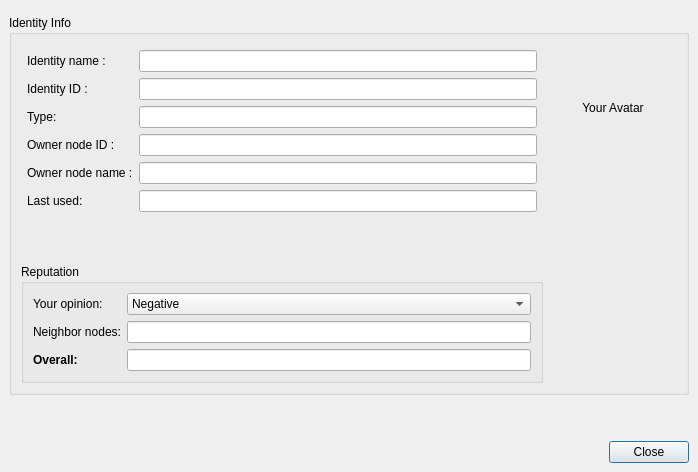
Before: the Qt Designer form retroshare-gui/src/gui/Identity/IdDetailsDialog.ui in RetroShare/RetroShare, drawn with Qt 5.
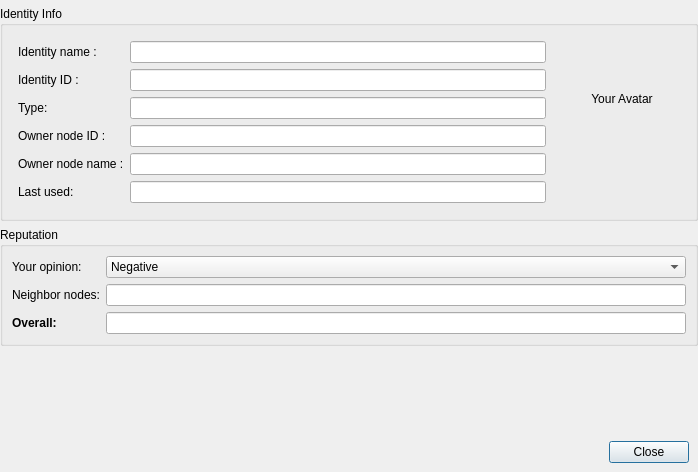
After: the same form once the commit is applied. Icons and pictures are not drawn. Custom widgets are drawn as their Qt base class.

What changed in the file:
```diff
--- a/retroshare-gui/src/gui/Identity/IdDetailsDialog.ui
+++ b/retroshare-gui/src/gui/Identity/IdDetailsDialog.ui
@@ -17,7 +17,7 @@
    <iconset resource="../images.qrc">
     <normaloff>:/images/logo/logo_32.png</normaloff>:/images/logo/logo_32.png</iconset>
   </property>
-  <layout class="QGridLayout" name="gridLayout_4">
+  <layout class="QGridLayout">
    <property name="margin">
     <number>0</number>
    </property>
@@ -31,142 +31,45 @@
      </property>
     </widget>
    </item>
+   <item row="4" column="0">
+    <layout class="QHBoxLayout" name="bottomHLayout">
+     <property name="margin">
+      <number>9</number>
+     </property>
+     <item>
+      <spacer name="buttonHSpacer">
+       <property name="orientation">
+        <enum>Qt::Horizontal</enum>
+       </property>
+       <property name="sizeHint" stdset="0">
+        <size>
+         <width>40</width>
+         <height>20</height>
+        </size>
+       </property>
+      </spacer>
+     </item>
+     <item>
+      <widget class="QDialogButtonBox" name="buttonBox">
+       <property name="orientation">
+        <enum>Qt::Horizontal</enum>
+       </property>
+       <property name="standardButtons">
+        <set>QDialogButtonBox::Close</set>
+       </property>
+      </widget>
+     </item>
+    </layout>
+   </item>
    <item row="1" column="0">
-    <layout class="QHBoxLayout" name="horizontalLayout_2">
-     <property name="leftMargin">
-      <number>9</number>
-     </property>
-     <property name="topMargin">
-      <number>9</number>
-     </property>
-     <property name="rightMargin">
-      <number>9</number>
-     </property>
-     <property name="bottomMargin">
-      <number>0</number>
-     </property>
-     <item>
       <widget class="QGroupBox" name="detailsGroupBox">
        <property name="title">
         <string>Identity Info</string>
        </property>
-       <layout class="QGridLayout" name="gridLayout_3">
-        <item row="0" column="0" rowspan="2">
-         <layout class="QGridLayout" name="gridLayout">
-          <property name="margin">
-           <number>6</number>
-          </property>
-          <item row="4" column="0">
-           <widget class="QLabel" name="PgpId_LB">
-            <property name="text">
-             <string>Owner node ID :</string>
-            </property>
-           </widget>
-          </item>
-          <item row="3" column="0">
-           <widget class="QLabel" name="label_3">
-            <property name="text">
-             <string>Type:</string>
-            </property>
-           </widget>
-          </item>
-          <item row="3" column="1">
-           <widget class="QLineEdit" name="lineEdit_Type"/>
-          </item>
-          <item row="2" column="1">
-           <widget class="QLineEdit" name="lineEdit_KeyId">
-            <property name="enabled">
-             <bool>true</bool>
-            </property>
-            <property name="readOnly">
-             <bool>true</bool>
-            </property>
-           </widget>
-          </item>
-          <item row="1" column="1">
-           <widget class="QLineEdit" name="lineEdit_Nickname">
-            <property name="enabled">
-             <bool>true</bool>
-            </property>
-            <property name="readOnly">
-             <bool>true</bool>
-            </property>
-           </widget>
-          </item>
-          <item row="5" column="1">
-           <widget class="QLineEdit" name="lineEdit_GpgName">
-            <property name="enabled">
-             <bool>true</bool>
-            </property>
-            <property name="readOnly">
-             <bool>true</bool>
-            </property>
-           </widget>
-          </item>
-          <item row="5" column="0">
-           <widget class="QLabel" name="PgpName_LB">
-            <property name="text">
-             <string>Owner node name :</string>
-            </property>
-           </widget>
-          </item>
-          <item row="4" column="1">
-           <widget class="QLineEdit" name="lineEdit_GpgId">
-            <property name="enabled">
-             <bool>true</bool>
-            </property>
-            <property name="readOnly">
-             <bool>true</bool>
-            </property>
-           </widget>
-          </item>
-          <item row="1" column="0">
-           <widget class="QLabel" name="label">
-            <property name="text">
-             <string>Identity name :</string>
-            </property>
-           </widget>
-          </item>
-          <item row="2" column="0">
-           <widget class="QLabel" name="label_4">
-            <property name="text">
-             <string>Identity ID :</string>
-            </property>
-           </widget>
-          </item>
-          <item row="8" column="0" colspan="2">
-           <spacer name="verticalSpacer_2">
-            <property name="orientation">
-             <enum>Qt::Vertical</enum>
-            </property>
-            <property name="sizeHint" stdset="0">
-             <size>
-              <width>20</width>
-              <height>40</height>
-             </size>
-            </property>
-           </spacer>
-          </item>
-          <item row="6" column="1">
-           <widget class="QLineEdit" name="lineEdit_LastUsed">
-            <property name="enabled">
-             <bool>true</bool>
-            </property>
-            <property name="readOnly">
-             <bool>true</bool>
-            </property>
-           </widget>
-          </item>
-          <item row="6" column="0">
-           <widget class="QLabel" name="label_7">
-            <property name="text">
-             <string>Last used:</string>
-            </property>
-           </widget>
-          </item>
-         </layout>
-        </item>
+     <layout class="QGridLayout" name="detailsGroupBoxGLayout">
         <item row="0" column="1">
+       <layout class="QVBoxLayout" name="avatarVLayout">
+        <item>
          <widget class="QLabel" name="avatarLabel">
           <property name="sizePolicy">
            <sizepolicy hsizetype="Fixed" vsizetype="Fixed">
@@ -200,9 +103,127 @@
           </property>
          </widget>
         </item>
-        <item row="2" column="0">
-         <layout class="QHBoxLayout" name="horizontalLayout_4">
           <item>
+         <spacer name="avatarVSpacer">
+          <property name="orientation">
+           <enum>Qt::Vertical</enum>
+          </property>
+          <property name="sizeHint" stdset="0">
+           <size>
+            <width>20</width>
+            <height>2</height>
+           </size>
+          </property>
+         </spacer>
+        </item>
+       </layout>
+      </item>
+      <item row="0" column="0" rowspan="2">
+       <layout class="QGridLayout" name="infoGLayout">
+        <property name="margin">
+         <number>6</number>
+        </property>
+        <item row="2" column="1">
+         <widget class="QLineEdit" name="keyId_LEdit">
+          <property name="enabled">
+           <bool>true</bool>
+          </property>
+          <property name="readOnly">
+           <bool>true</bool>
+          </property>
+         </widget>
+        </item>
+        <item row="1" column="1">
+         <widget class="QLineEdit" name="nickname_LEdit">
+          <property name="enabled">
+           <bool>true</bool>
+          </property>
+          <property name="readOnly">
+           <bool>true</bool>
+          </property>
+         </widget>
+        </item>
+        <item row="1" column="0">
+         <widget class="QLabel" name="nickname_Label">
+          <property name="text">
+           <string>Identity name :</string>
+          </property>
+         </widget>
+        </item>
+        <item row="3" column="0">
+         <widget class="QLabel" name="type_Label">
+          <property name="text">
+           <string>Type:</string>
+          </property>
+         </widget>
+        </item>
+        <item row="4" column="1">
+         <widget class="QLineEdit" name="nodeId_LEdit">
+          <property name="enabled">
+           <bool>true</bool>
+          </property>
+          <property name="readOnly">
+           <bool>true</bool>
+          </property>
+         </widget>
+        </item>
+        <item row="6" column="1">
+         <widget class="QLineEdit" name="lastUsed_LEdit">
+          <property name="enabled">
+           <bool>true</bool>
+          </property>
+          <property name="readOnly">
+           <bool>true</bool>
+          </property>
+         </widget>
+        </item>
+        <item row="5" column="0">
+         <widget class="QLabel" name="nodeName_Label">
+          <property name="text">
+           <string>Owner node name :</string>
+          </property>
+         </widget>
+        </item>
+        <item row="2" column="0">
+         <widget class="QLabel" name="keyId_Label">
+          <property name="text">
+           <string>Identity ID :</string>
+          </property>
+         </widget>
+        </item>
+        <item row="3" column="1">
+         <widget class="QLineEdit" name="type_LEdit"/>
+        </item>
+        <item row="4" column="0">
+         <widget class="QLabel" name="nodeId_Label">
+          <property name="text">
+           <string>Owner node ID :</string>
+          </property>
+         </widget>
+        </item>
+        <item row="6" column="0">
+         <widget class="QLabel" name="lastUsed_Label">
+          <property name="text">
+           <string>Last used:</string>
+          </property>
+         </widget>
+        </item>
+        <item row="5" column="1">
+         <widget class="QLineEdit" name="nodeName_LEdit">
+          <property name="enabled">
+           <bool>true</bool>
+          </property>
+          <property name="readOnly">
+           <bool>true</bool>
+          </property>
+         </widget>
+        </item>
+       </layout>
+      </item>
+     </layout>
+    </widget>
+   </item>
+   <item row="2" column="0">
            <widget class="QGroupBox" name="reputationGroupBox">
             <property name="sizePolicy">
              <sizepolicy hsizetype="Preferred" vsizetype="Preferred">
@@ -213,9 +234,9 @@
             <property name="title">
              <string>Reputation</string>
             </property>
-            <layout class="QVBoxLayout" name="verticalLayout_2">
+     <layout class="QVBoxLayout" name="reputationGroupBoxVLayout">
              <item>
-              <layout class="QGridLayout" name="gridLayout_2">
+       <layout class="QGridLayout" name="repGLayout">
                <item row="2" column="1">
                 <widget class="QLineEdit" name="neighborNodesOpinion_TF">
                  <property name="toolTip">
@@ -227,14 +248,14 @@
                 </widget>
                </item>
                <item row="1" column="0">
-                <widget class="QLabel" name="label_6">
+         <widget class="QLabel" name="ownOpinion_Label">
                  <property name="text">
                   <string>Your opinion:</string>
                  </property>
                 </widget>
                </item>
                <item row="2" column="0">
-                <widget class="QLabel" name="label_5">
+         <widget class="QLabel" name="neighborNodesOpinion_Label">
                  <property name="text">
                   <string>Neighbor nodes:</string>
                  </property>
@@ -300,7 +321,7 @@
                 </widget>
                </item>
                <item row="3" column="0">
-                <widget class="QLabel" name="label_2">
+         <widget class="QLabel" name="overallOpinion_Label">
                  <property name="font">
                   <font>
                    <weight>75</weight>
@@ -317,15 +338,8 @@
             </layout>
            </widget>
           </item>
-         </layout>
-        </item>
-       </layout>
-      </widget>
-     </item>
-    </layout>
-   </item>
-   <item row="2" column="0">
-    <spacer name="verticalSpacer">
+   <item row="3" column="0">
+    <spacer name="detailVSpacer">
      <property name="orientation">
       <enum>Qt::Vertical</enum>
      </property>
@@ -337,36 +351,6 @@
      </property>
     </spacer>
    </item>
-   <item row="3" column="0">
-    <layout class="QHBoxLayout" name="horizontalLayout_3">
-     <property name="margin">
-      <number>9</number>
-     </property>
-     <item>
-      <spacer name="horizontalSpacer">
-       <property name="orientation">
-        <enum>Qt::Horizontal</enum>
-       </property>
-       <property name="sizeHint" stdset="0">
-        <size>
-         <width>40</width>
-         <height>20</height>
-        </size>
-       </property>
-      </spacer>
-     </item>
-     <item>
-      <widget class="QDialogButtonBox" name="buttonBox">
-       <property name="orientation">
-        <enum>Qt::Horizontal</enum>
-       </property>
-       <property name="standardButtons">
-        <set>QDialogButtonBox::Close</set>
-       </property>
-      </widget>
-     </item>
-    </layout>
-   </item>
   </layout>
  </widget>
  <customwidgets>
```
Lines whose indentation alone changed are shown as unchanged.
